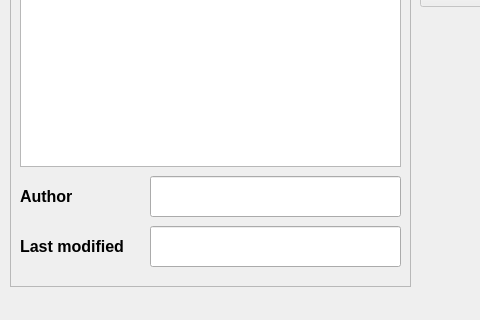
Before: the Qt Designer form native-client/mainwindow.ui in RafalDziegiel13k4/tech-int-project, drawn with Qt 5; both pictures show x 0 to 480 and y 170 to 490 of the 570 by 490 pixel window.
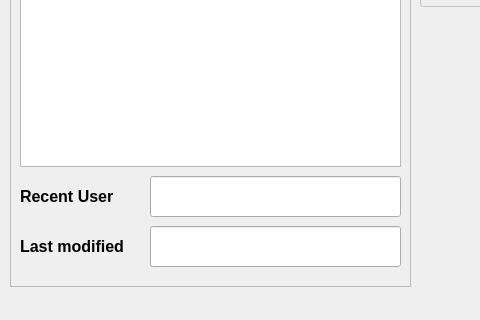
After: the same form once the commit is applied.

Commit message: Added user name field in config and in web post

The edit to the form file:
```diff
--- a/native-client/mainwindow.ui
+++ b/native-client/mainwindow.ui
@@ -93,7 +93,7 @@
       </font>
      </property>
      <property name="text">
-      <string>Author</string>
+      <string>Recent User</string>
      </property>
     </widget>
     <widget class="QLabel" name="labelDate">
```
The commit also changes 5 other files.
